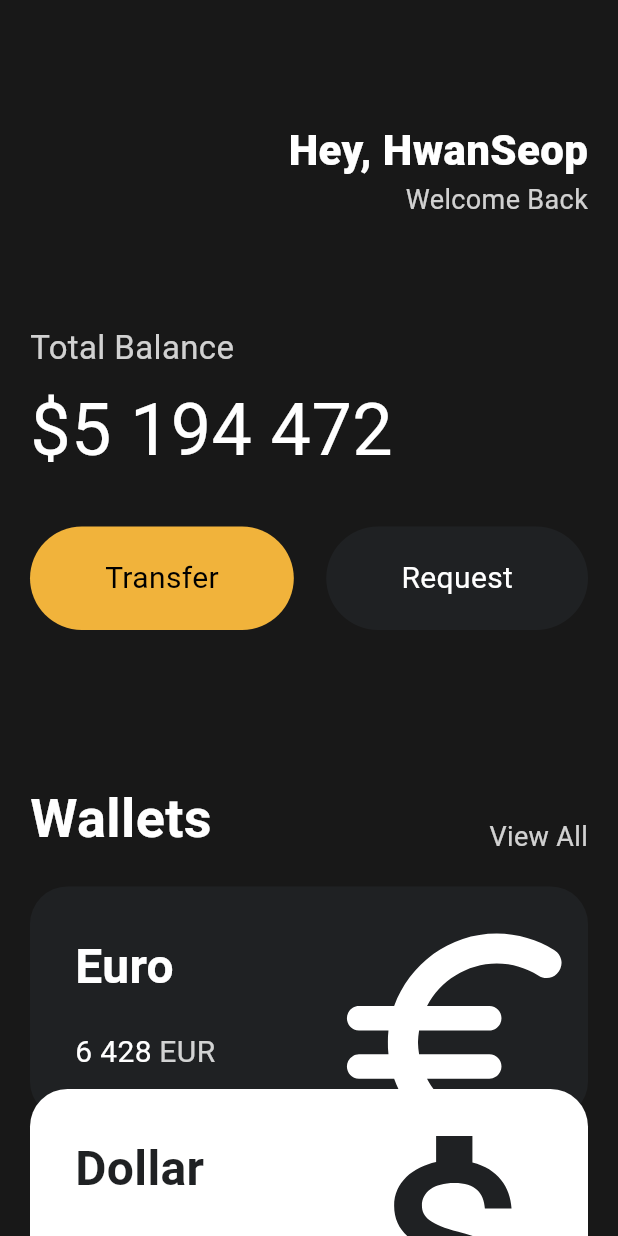
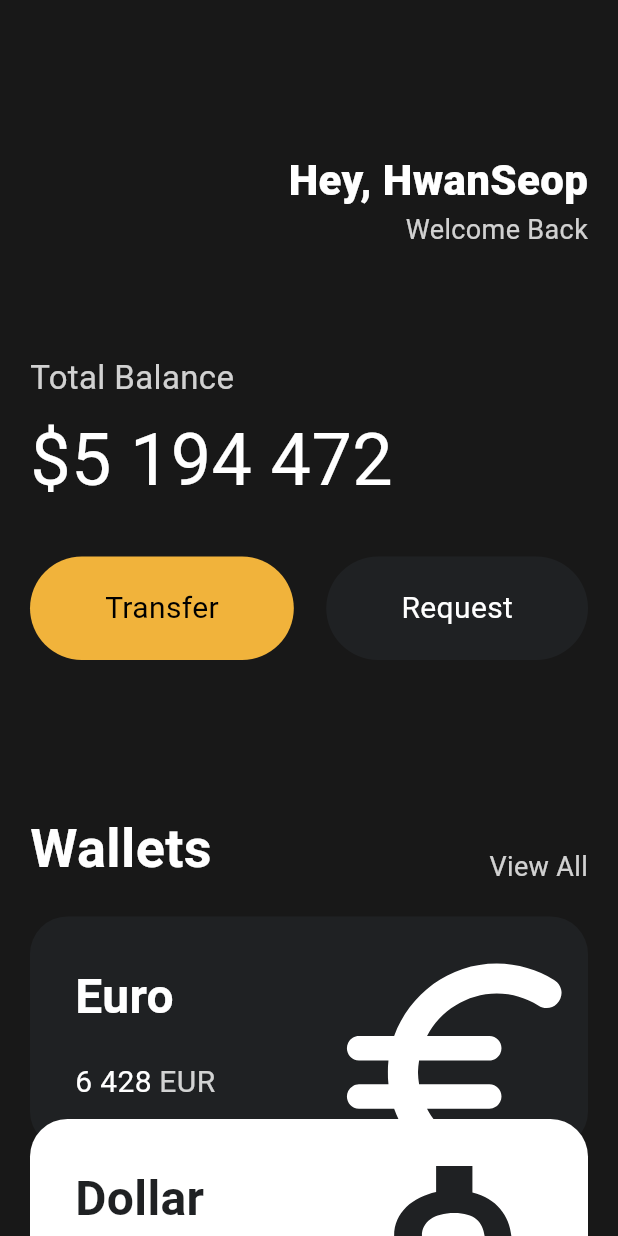
Before and after one commit to LeeGeonwoo22/FlutterTOON, a Flutter app: the screen it shows after launch, on a phone screen of 412 x 824 dp. Run offline on Flutter 3.47's test engine with Material 3 defaults, Android fonts, the phone set to English and light mode, and no system bars.

Commit message:
#3 챌린지 코딩 완료 -2

```diff
--- a/lib/screens/home_screen.dart
+++ b/lib/screens/home_screen.dart
@@ -7,20 +7,21 @@ class HomeScreen extends StatelessWidget {
 
   @override
   Widget build(BuildContext context) {
-    return Scaffold(
-      backgroundColor: const Color(0xFF181818),
+    return const Scaffold(
+      backgroundColor: Color(0xFF181818),
       body: SingleChildScrollView(
           child: Padding(
-        padding: const EdgeInsets.symmetric(
+        padding: EdgeInsets.symmetric(
           horizontal: 20,
+          vertical: 20,
         ),
         child: Column(
           crossAxisAlignment: CrossAxisAlignment.start,
           children: [
-            const SizedBox(
+            SizedBox(
               height: 80,
             ),
-            const Row(
+            Row(
               mainAxisAlignment: MainAxisAlignment.end,
               children: [
                 Column(
@@ -45,25 +46,25 @@ class HomeScreen extends StatelessWidget {
                 )
               ],
             ),
-            const SizedBox(
+            SizedBox(
               height: 70,
             ),
-            const Text(
+            Text(
               'Total Balance',
               style: TextStyle(
                   fontSize: 22, color: Color.fromRGBO(255, 255, 255, 0.8)),
             ),
-            const SizedBox(
+            SizedBox(
               height: 5,
             ),
-            const Text(
+            Text(
               '\$5 194 472',
               style: TextStyle(fontSize: 48, color: Colors.white),
             ),
-            const SizedBox(
+            SizedBox(
               height: 30,
             ),
-            const Row(
+            Row(
               mainAxisAlignment: MainAxisAlignment.spaceBetween,
               children: [
                 Button(
@@ -76,10 +77,10 @@ class HomeScreen extends StatelessWidget {
                     textColor: Colors.white),
               ],
             ),
-            const SizedBox(
+            SizedBox(
               height: 100,
             ),
-            const Row(
+            Row(
                 crossAxisAlignment: CrossAxisAlignment.end,
                 mainAxisAlignment: MainAxisAlignment.spaceBetween,
                 children: [
@@ -98,36 +99,32 @@ class HomeScreen extends StatelessWidget {
                         color: Color.fromRGBO(255, 255, 255, 0.8)),
                   ),
                 ]),
-            const SizedBox(
+            SizedBox(
               height: 20,
             ),
-            Transform.translate(
-              offset: const Offset(0, 0),
-              child: const CurrencyCard(
+            CurrencyCard(
+                offset: Offset(0, 0),
                 name: 'Euro',
                 code: 'EUR',
                 amount: '6 428',
                 icon: Icons.euro_rounded,
                 isInverted: false),
-            ),
-            Transform.translate(
-              offset: const Offset(0, -20),
-              child: const CurrencyCard(
+            CurrencyCard(
+              offset: Offset(0, -20),
               name: 'Dollar',
               code: 'USD',
               amount: '428',
               icon: Icons.attach_money_outlined,
-                  isInverted: true),
+              isInverted: true,
             ),
-            Transform.translate(
-              offset: const Offset(0, -40),
-              child: const CurrencyCard(
+            CurrencyCard(
+              offset: Offset(0, -40),
               name: 'BitCoin',
               code: 'BTC',
               amount: '9 785',
               icon: Icons.currency_bitcoin,
-                  isInverted: false),
-            )
+              isInverted: false,
+            ),
           ],
         ),
       )),
--- a/lib/widgets/button.dart
+++ b/lib/widgets/button.dart
@@ -6,11 +6,11 @@ class Button extends StatelessWidget {
   final Color textColor;
 
   const Button({
-    Key? key,
+    super.key,
     required this.text,
     required this.bgColor,
     required this.textColor,
-  }) : super(key: key);
+  });
 
   @override
   Widget build(BuildContext context) {
--- a/lib/widgets/currency_card.dart
+++ b/lib/widgets/currency_card.dart
@@ -4,6 +4,7 @@ class CurrencyCard extends StatelessWidget {
   final String name, code, amount;
   final IconData icon;
   final bool isInverted;
+  final Offset offset;
   // final Int number;
 
   final _blackColor = const Color(0xFF1F2123);
@@ -15,11 +16,14 @@ class CurrencyCard extends StatelessWidget {
     required this.amount,
     required this.icon,
     required this.isInverted,
+    required this.offset,
   });
 
   @override
   Widget build(BuildContext context) {
-    return Container(
+    return Transform.translate(
+      offset: offset,
+      child: Container(
         clipBehavior: Clip.hardEdge,
         decoration: BoxDecoration(
           color: isInverted ? Colors.white : _blackColor,
@@ -86,6 +90,7 @@ class CurrencyCard extends StatelessWidget {
             ],
           ),
         ),
+      ),
     );
   }
 }
--- a/pubspec.yaml
+++ b/pubspec.yaml
@@ -45,7 +45,7 @@ dev_dependencies:
   # activated in the `analysis_options.yaml` file located at the root of your
   # package. See that file for information about deactivating specific lint
   # rules and activating additional ones.
-  flutter_lints: ^2.0.0
+  flutter_lints: ^3.0.1
 
 # For information on the generic Dart part of this file, see the
 # following page: https://dart.dev/tools/pub/pubspec
```
Also changed, not shown: pubspec.lock. Lines whose indentation alone changed are shown as unchanged.
